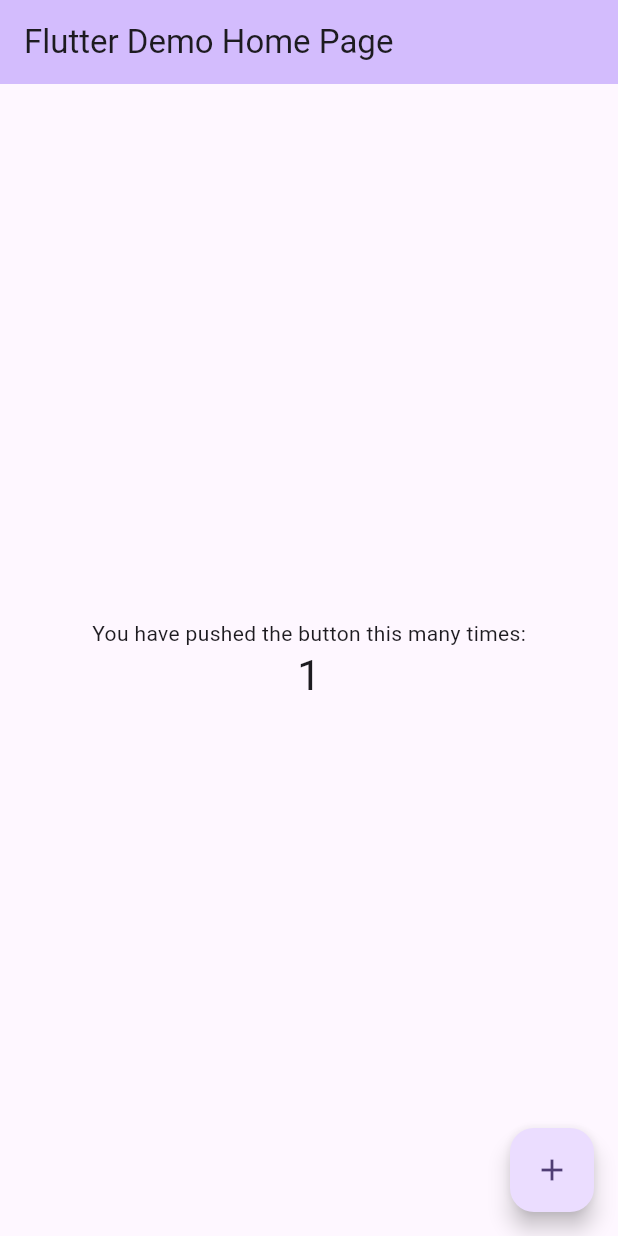
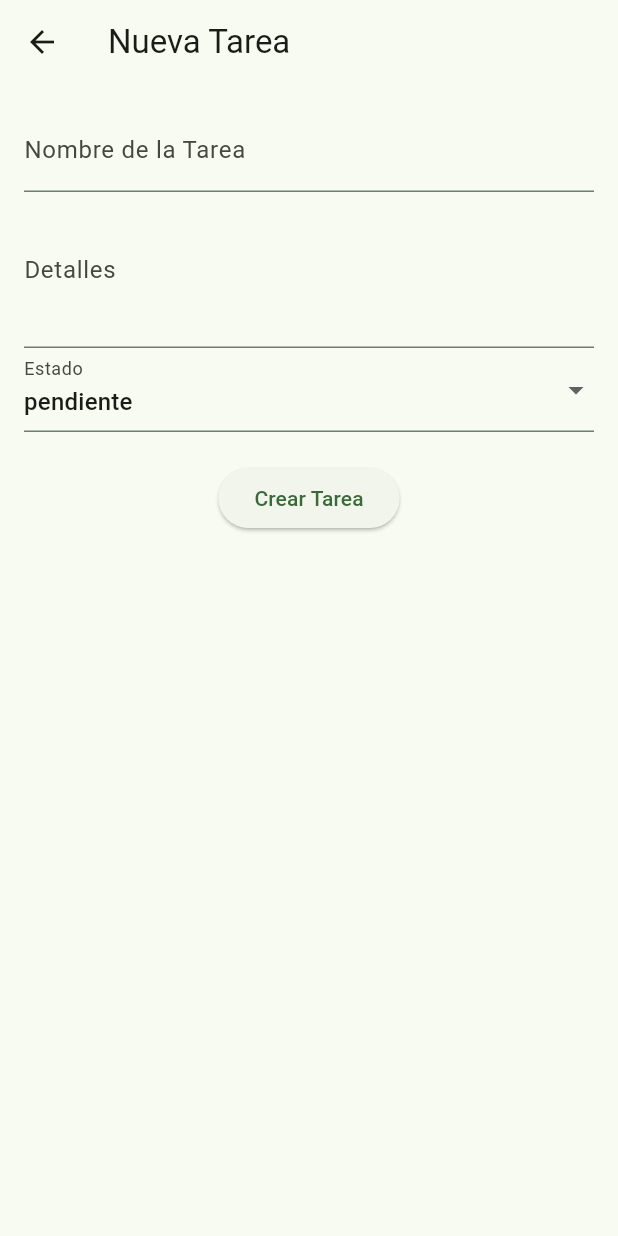
Before and after one commit to juantaborda27/ActividadClaseMovil, a Flutter app: the screen it shows after launch, after a tap on the "add" icon, on a phone screen of 412 x 824 dp. Run offline on Flutter 3.47's test engine with Material 3 defaults, Android fonts, the phone set to English and light mode, and no system bars; our stand-ins replace get; network calls fail.

Commit message:
actualizacion del main, creacion de las rutas y de la vista de la tareaList

```diff
--- a/lib/main.dart
+++ b/lib/main.dart
@@ -1,4 +1,6 @@
+import 'package:app_clase_juan/routes/app_pages.dart';
 import 'package:flutter/material.dart';
+import 'package:get/get_navigation/src/root/get_material_app.dart';
 
 void main() {
   runApp(const MyApp());
@@ -7,119 +9,16 @@
 class MyApp extends StatelessWidget {
   const MyApp({super.key});
 
-  // This widget is the root of your application.
   @override
   Widget build(BuildContext context) {
-    return MaterialApp(
-      title: 'Flutter Demo',
+    return GetMaterialApp(
+      debugShowCheckedModeBanner: false,
+      title: 'TAREA APP JUANCHO',
       theme: ThemeData(
-        // This is the theme of your application.
-        //
-        // TRY THIS: Try running your application with "flutter run". You'll see
-        // the application has a purple toolbar. Then, without quitting the app,
-        // try changing the seedColor in the colorScheme below to Colors.green
-        // and then invoke "hot reload" (save your changes or press the "hot
-        // reload" button in a Flutter-supported IDE, or press "r" if you used
-        // the command line to start the app).
-        //
-        // Notice that the counter didn't reset back to zero; the application
-        // state is not lost during the reload. To reset the state, use hot
-        // restart instead.
-        //
-        // This works for code too, not just values: Most code changes can be
-        // tested with just a hot reload.
-        colorScheme: ColorScheme.fromSeed(seedColor: Colors.deepPurple),
-        useMaterial3: true,
+        colorScheme: ColorScheme.fromSeed(seedColor: Colors.green)
       ),
-      home: const MyHomePage(title: 'Flutter Demo Home Page'),
+      initialRoute: '/',
+      getPages: AppPages.routes,
     );
   }
 }
-
-class MyHomePage extends StatefulWidget {
-  const MyHomePage({super.key, required this.title});
-
-  // This widget is the home page of your application. It is stateful, meaning
-  // that it has a State object (defined below) that contains fields that affect
-  // how it looks.
-
-  // This class is the configuration for the state. It holds the values (in this
-  // case the title) provided by the parent (in this case the App widget) and
-  // used by the build method of the State. Fields in a Widget subclass are
-  // always marked "final".
-
-  final String title;
-
-  @override
-  State<MyHomePage> createState() => _MyHomePageState();
-}
-
-class _MyHomePageState extends State<MyHomePage> {
-  int _counter = 0;
-
-  void _incrementCounter() {
-    setState(() {
-      // This call to setState tells the Flutter framework that something has
-      // changed in this State, which causes it to rerun the build method below
-      // so that the display can reflect the updated values. If we changed
-      // _counter without calling setState(), then the build method would not be
-      // called again, and so nothing would appear to happen.
-      _counter++;
-    });
-  }
-
-  @override
-  Widget build(BuildContext context) {
-    // This method is rerun every time setState is called, for instance as done
-    // by the _incrementCounter method above.
-    //
-    // The Flutter framework has been optimized to make rerunning build methods
-    // fast, so that you can just rebuild anything that needs updating rather
-    // than having to individually change instances of widgets.
-    return Scaffold(
-      appBar: AppBar(
-        // TRY THIS: Try changing the color here to a specific color (to
-        // Colors.amber, perhaps?) and trigger a hot reload to see the AppBar
-        // change color while the other colors stay the same.
-        backgroundColor: Theme.of(context).colorScheme.inversePrimary,
-        // Here we take the value from the MyHomePage object that was created by
-        // the App.build method, and use it to set our appbar title.
-        title: Text(widget.title),
-      ),
-      body: Center(
-        // Center is a layout widget. It takes a single child and positions it
-        // in the middle of the parent.
-        child: Column(
-          // Column is also a layout widget. It takes a list of children and
-          // arranges them vertically. By default, it sizes itself to fit its
-          // children horizontally, and tries to be as tall as its parent.
-          //
-          // Column has various properties to control how it sizes itself and
-          // how it positions its children. Here we use mainAxisAlignment to
-          // center the children vertically; the main axis here is the vertical
-          // axis because Columns are vertical (the cross axis would be
-          // horizontal).
-          //
-          // TRY THIS: Invoke "debug painting" (choose the "Toggle Debug Paint"
-          // action in the IDE, or press "p" in the console), to see the
-          // wireframe for each widget.
-          mainAxisAlignment: MainAxisAlignment.center,
-          children: <Widget>[
-            const Text(
-              'You have pushed the button this many times:',
-            ),
-            Text(
-              '$_counter',
-              style: Theme.of(context).textTheme.headlineMedium,
-            ),
-          ],
-        ),
-      ),
-      floatingActionButton: FloatingActionButton(
-        onPressed: _incrementCounter,
-        tooltip: 'Increment',
-        child: const Icon(Icons.add),
-      ), // This trailing comma makes auto-formatting nicer for build methods.
-    );
-  }
-}
--- /dev/null
+++ b/lib/presentation/pages/tarea_list_page.dart
@@ -0,0 +1,189 @@
+
+
+// import 'package:app_clase_juan/domain/controller/tarea_controller.dart';
+// import 'package:flutter/widgets.dart';
+
+// class TareaListPage extends StatelessWidget {
+//   const TareaListPage({super.key});
+
+//   @override
+//   Widget build(BuildContext context) {
+//     final TareaController tareaController = TareaController();
+
+//     return Container();
+//   }
+// }
+
+
+import 'package:flutter/material.dart';
+import 'package:get/get.dart';
+import 'package:app_clase_juan/domain/controller/tarea_controller.dart';
+import 'package:app_clase_juan/data/models/tarea_model.dart';
+
+class TareaListPage extends StatelessWidget {
+  const TareaListPage({super.key});
+
+  @override
+  Widget build(BuildContext context) {
+    final TareaController tareaController = Get.put(TareaController());
+
+    return Scaffold(
+      appBar: AppBar(
+        title: const Text('Mis Tareas'),
+        actions: [
+          IconButton(
+            icon: const Icon(Icons.add),
+            onPressed: () => Get.to(() => const TareaFormPage()),
+          ),
+        ],
+      ),
+      body: Obx(() {
+        if (tareaController.isLoading.value) {
+          return const Center(child: CircularProgressIndicator());
+        }
+
+        if (tareaController.error.value.isNotEmpty) {
+          return Center(
+            child: Text(
+              'Error: ${tareaController.error.value}',
+              style: const TextStyle(color: Colors.red),
+            ),
+          );
+        }
+
+        if (tareaController.tareas.isEmpty) {
+          return const Center(
+            child: Text('No hay tareas pendientes'),
+          );
+        }
+
+        return ListView.builder(
+          itemCount: tareaController.tareas.length,
+          itemBuilder: (context, index) {
+            final tarea = tareaController.tareas[index];
+            return ListTile(
+              title: Text(tarea.nombre),
+              subtitle: Text(tarea.detalle),
+              trailing: Row(
+                mainAxisSize: MainAxisSize.min,
+                children: [
+                  IconButton(
+                    icon: const Icon(Icons.edit),
+                    onPressed: () => Get.to(() => TareaFormPage(tarea: tarea)),
+                  ),
+                  IconButton(
+                    icon: const Icon(Icons.delete),
+                    onPressed: () => tareaController.deleteTarea(tarea.id),
+                  ),
+                ],
+              ),
+            );
+          },
+        );
+      }),
+    );
+  }
+}
+
+class TareaFormPage extends StatefulWidget {
+  final Tarea? tarea;
+
+  const TareaFormPage({super.key, this.tarea});
+
+  @override
+  _TareaFormPageState createState() => _TareaFormPageState();
+}
+
+class _TareaFormPageState extends State<TareaFormPage> {
+  late TextEditingController _nombreController;
+  late TextEditingController _detalleController;
+  late String _estado;
+  final TareaController _tareaController = Get.find();
+
+  @override
+  void initState() {
+    super.initState();
+    _nombreController = TextEditingController(text: widget.tarea?.nombre ?? '');
+    _detalleController = TextEditingController(text: widget.tarea?.detalle ?? '');
+    _estado = widget.tarea?.estado ?? 'pendiente';
+  }
+
+  @override
+  void dispose() {
+    _nombreController.dispose();
+    _detalleController.dispose();
+    super.dispose();
+  }
+
+  @override
+  Widget build(BuildContext context) {
+    return Scaffold(
+      appBar: AppBar(
+        title: Text(widget.tarea == null ? 'Nueva Tarea' : 'Editar Tarea'),
+      ),
+      body: Padding(
+        padding: const EdgeInsets.all(16.0),
+        child: Form(
+          child: Column(
+            children: [
+              TextFormField(
+                controller: _nombreController,
+                decoration: const InputDecoration(labelText: 'Nombre de la Tarea'),
+                validator: (value) {
+                  if (value == null || value.isEmpty) {
+                    return 'Por favor ingresa un nombre';
+                  }
+                  return null;
+                },
+              ),
+              TextFormField(
+                controller: _detalleController,
+                decoration: const InputDecoration(labelText: 'Detalles'),
+                maxLines: 3,
+              ),
+              DropdownButtonFormField<String>(
+                value: _estado,
+                items: ['pendiente', 'en progreso', 'completada']
+                    .map((estado) => DropdownMenuItem(
+                          value: estado,
+                          child: Text(estado),
+                        ))
+                    .toList(),
+                onChanged: (value) {
+                  setState(() {
+                    _estado = value!;
+                  });
+                },
+                decoration: const InputDecoration(labelText: 'Estado'),
+              ),
+              const SizedBox(height: 20),
+              ElevatedButton(
+                onPressed: _submitForm,
+                child: Text(widget.tarea == null ? 'Crear Tarea' : 'Actualizar Tarea'),
+              ),
+            ],
+          ),
+        ),
+      ),
+    );
+  }
+
+  void _submitForm() {
+    if (_nombreController.text.isNotEmpty) {
+      final nuevaTarea = Tarea(
+        nombre: _nombreController.text,
+        detalle: _detalleController.text,
+        estado: _estado,
+        id: widget.tarea?.id ?? DateTime.now().millisecondsSinceEpoch,
+      );
+
+      if (widget.tarea == null) {
+        _tareaController.craeteTarea(nuevaTarea);
+      } else {
+        _tareaController.updateTarea(widget.tarea!.id, nuevaTarea);
+      }
+
+      Get.back(); // Regresar a la lista de tareas
+    }
+  }
+}
--- /dev/null
+++ b/lib/routes/app_pages.dart
@@ -0,0 +1,13 @@
+
+
+import 'package:app_clase_juan/presentation/pages/tarea_list_page.dart';
+import 'package:get/get_navigation/src/routes/get_route.dart';
+
+class AppPages {
+  static final routes = [
+    GetPage(
+      name: '/',
+      page: () => TareaListPage(),
+    )
+  ];
+}
```
